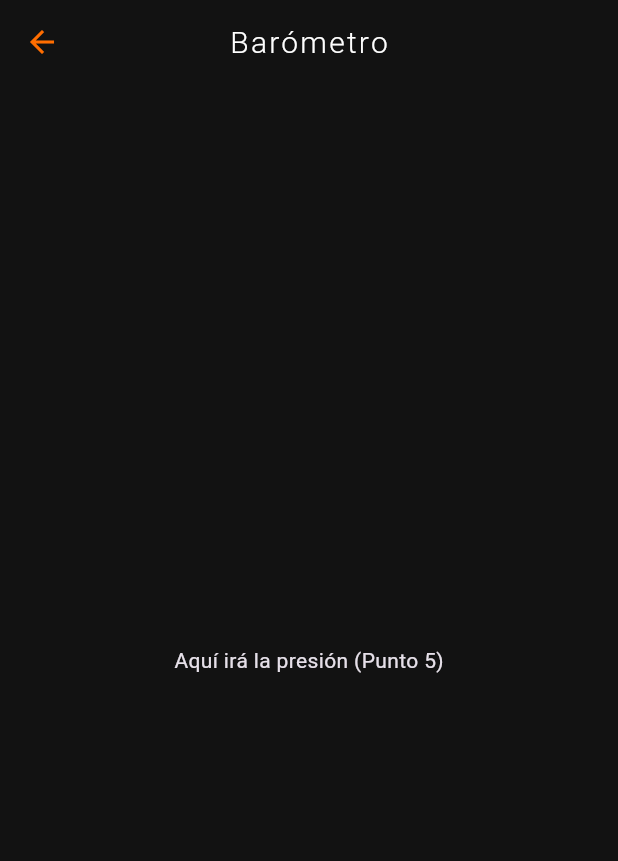
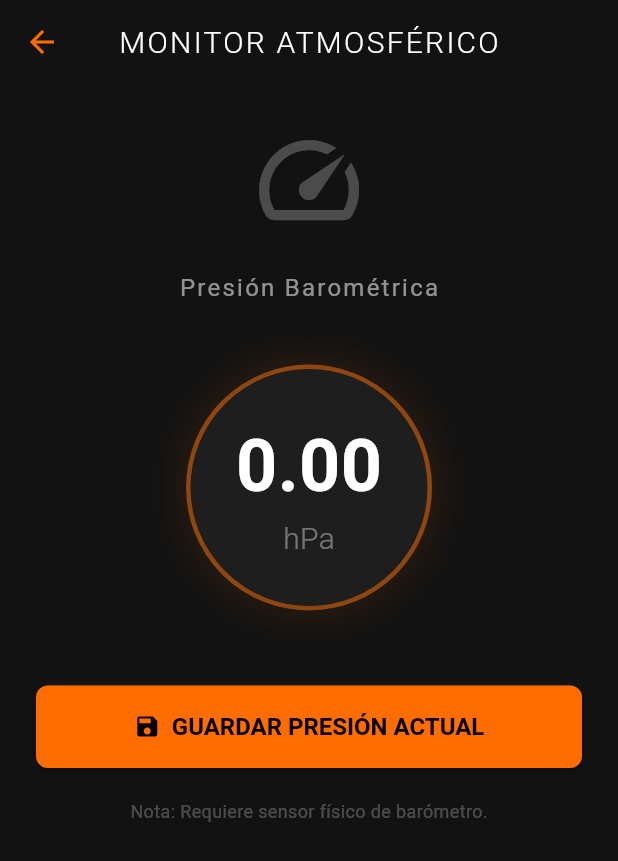
Before and after one commit to SCosme11/ProyectoFinalPDM, a Flutter app: the PantallaBarometro screen opened by its route, on a phone screen of 412 x 824 dp. Shown: the top 861 px of the screen. Run offline on Flutter 3.47's test engine with Material 3 defaults, Android fonts, the phone set to English and light mode, and no system bars; our stand-ins replace sensors_plus, sqflite; accounts and stored records are empty.

Commit message:
Funcionalidad barómetro agregada.

```diff
--- a/lib/PantallaBarometro.dart
+++ b/lib/PantallaBarometro.dart
@@ -1,12 +1,148 @@
 import 'package:flutter/material.dart';
+import 'dart:async';
+import 'package:sensors_plus/sensors_plus.dart';
+import 'database.dart';
 
-class PantallaBarometro extends StatelessWidget {
-  const PantallaBarometro({super.key});
+class PantallaBarometro extends StatefulWidget {
+
+  @override
+  State<PantallaBarometro> createState() => _PantallaBarometroState();
+}
+
+class _PantallaBarometroState extends State<PantallaBarometro> {
+  double _presion = 0.0;
+
+  StreamSubscription<BarometerEvent>? _subscription;
+
+  @override
+  void initState() {
+    super.initState();
+    _iniciarBarometro();
+  }
+
+  @override
+  void dispose() {
+    _subscription?.cancel();
+    super.dispose();
+  }
+
+  void _iniciarBarometro() {
+    _subscription = barometerEventStream().listen(
+        (BarometerEvent event) {
+          if(mounted){
+            setState(() {
+              _presion = event.pressure;
+            });
+          }
+        },
+      onError: (error) {
+          if(mounted){
+            ScaffoldMessenger.of(context).showSnackBar(
+              SnackBar(content: Text('Sensor de barómetro no detectado/disponible')),
+            );
+          }
+      },
+    );
+  }
+
+  void _guardarPresion() async {
+    await AdministradorBaseDatos.instancia.insertarBarometro(_presion);
+
+    if(mounted){
+      ScaffoldMessenger.of(context).showSnackBar(
+        SnackBar(
+            content: Row(
+              children: [
+                Icon(Icons.cloud_upload, color: Colors.white),
+                SizedBox(width: 10),
+                Text('Presión atmosférica registrada', style: TextStyle(color: Colors.white)),
+              ],
+            ),
+          backgroundColor: Color(0xFF1E1E1E),
+          duration: Duration(seconds: 1),
+        ),
+      );
+    }
+  }
+
   @override
   Widget build(BuildContext context) {
+    final colorAcento = Theme.of(context).primaryColor;
+
     return Scaffold(
-      appBar: AppBar(title: const Text('Barómetro')),
-      body: const Center(child: Text('Aquí irá la presión (Punto 5)')),
+      appBar: AppBar(
+        title: Text('MONITOR ATMOSFÉRICO'),
+      ),
+      body: SingleChildScrollView(
+        padding: EdgeInsets.all(24.0),
+        child: Column(
+          mainAxisAlignment: MainAxisAlignment.center,
+          children: [
+            Icon(Icons.speed, size: 80, color: Colors.white24),
+            SizedBox(height: 20),
+            Text("Presión Barométrica", style: TextStyle(color: Colors.white54, fontSize: 16, letterSpacing: 1.5)),
+            SizedBox(height: 40),
+            Container(
+              width: double.infinity,
+              padding: EdgeInsets.all(30),
+              decoration: BoxDecoration(
+                color: Color(0xFF1E1E1E),
+                shape: BoxShape.circle,
+                border: Border.all(
+                  color: colorAcento.withOpacity(0.5),
+                  width: 3
+                ),
+                boxShadow: [
+                  BoxShadow(
+                    color: colorAcento.withOpacity(0.1),
+                    blurRadius: 20,
+                    spreadRadius: 5,
+                  ),
+                ],
+              ),
+              child: Column(
+                mainAxisAlignment: MainAxisAlignment.center,
+                children: [
+                  Text(
+                    _presion.toStringAsFixed(2),
+                    style: TextStyle(
+                      fontSize: 48,
+                      fontWeight: FontWeight.bold,
+                      color: Colors.white,
+                    ),
+                  ),
+                  Text("hPa",
+                    style: TextStyle(
+                      fontSize: 20,
+                      color: Colors.white38,
+                      fontWeight: FontWeight.w300
+                    ),
+                  ),
+                ],
+              ),
+            ),
+            SizedBox(height: 50),
+            SizedBox(
+              width: double.infinity,
+              height: 55,
+              child: ElevatedButton.icon(
+                  onPressed: _guardarPresion,
+                  icon: Icon(Icons.save),
+                  label: Text("GUARDAR PRESIÓN ACTUAL"),
+                  style: ElevatedButton.styleFrom(
+                    backgroundColor: colorAcento,
+                    foregroundColor: Colors.black,
+                    textStyle: TextStyle(fontWeight: FontWeight.bold, fontSize: 16),
+                  ),
+              ),
+            ),
+            SizedBox(height: 20),
+            Text("Nota: Requiere sensor físico de barómetro.",
+              style: TextStyle(color: Colors.white24, fontSize: 12),
+            )
+          ],
+        ),
+      ),
     );
   }
 }
```
